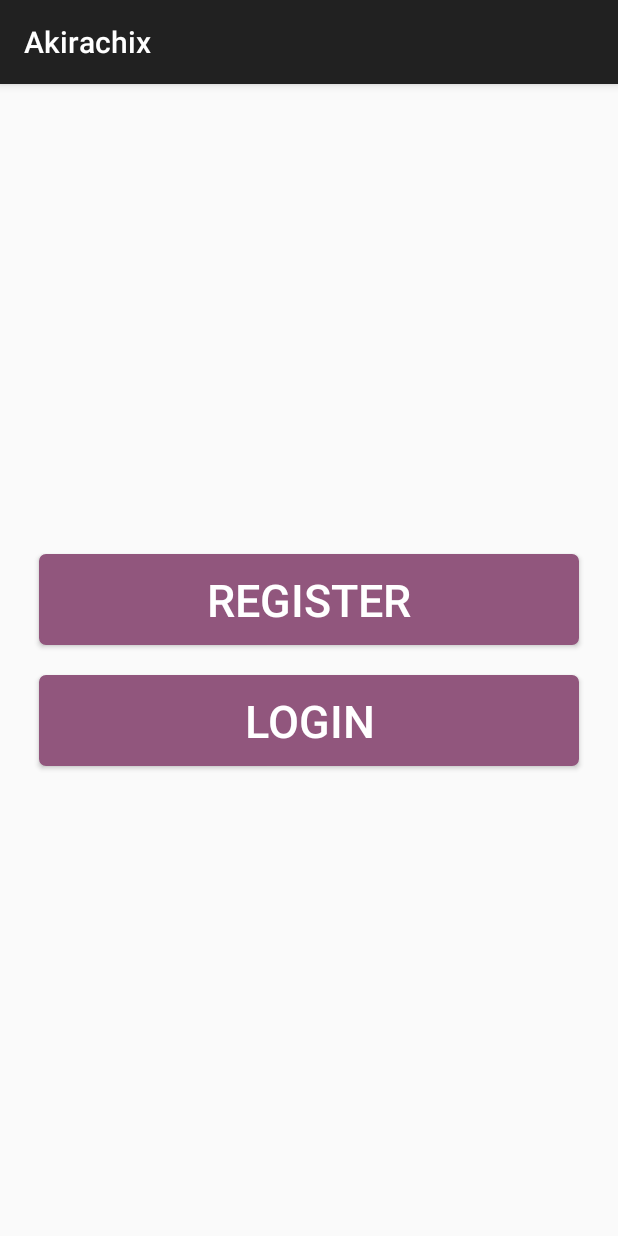
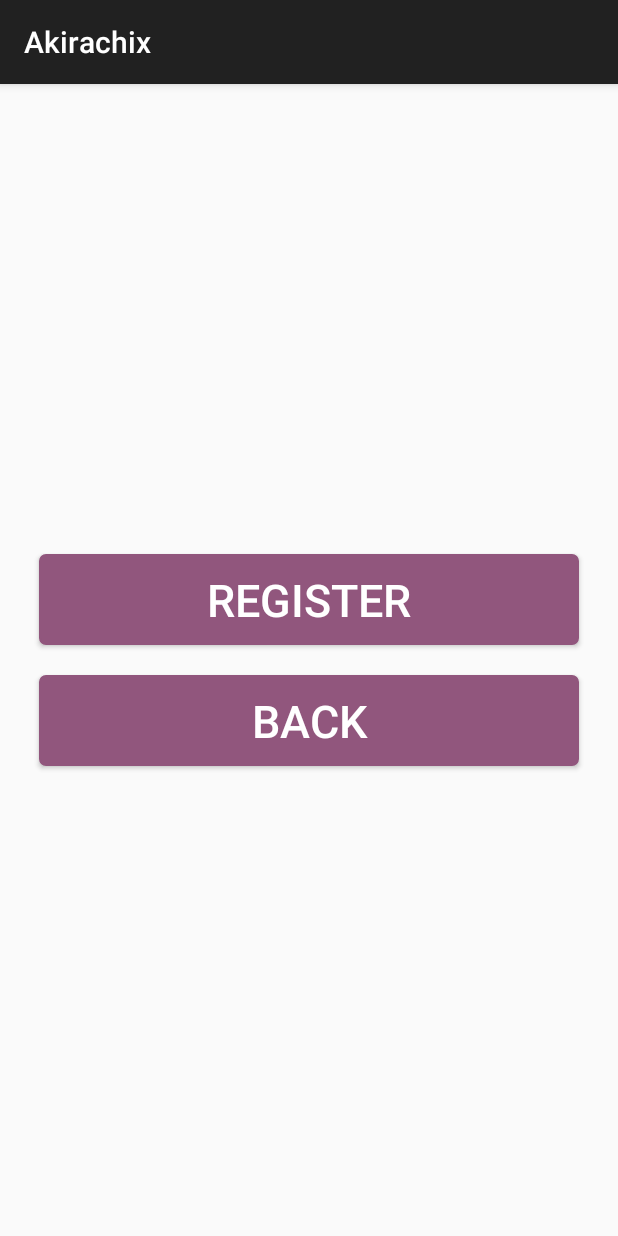
Before and after one commit to Kerubo/Akirachix-1, an Android app: the screen it shows after launch (WelcomeScreen), on a phone screen of 412 x 824 dp. Run offline under Robolectric (Android 15) with nearby library versions, the phone set to English and light mode, and no system bars.

Commit message:
Modified values

```diff
--- a/AkirachixDroid/src/main/res/values/strings.xml
+++ b/AkirachixDroid/src/main/res/values/strings.xml
@@ -14,6 +14,7 @@
     <string name="strFullNames">Full Names: </string>
     <string name="strUserName">User Name:</string>
     <string name="strPassword">Password:</string>
+    <string name="strConfirmPassword">Confirm Password:</string>
     <string name="strEmail">Email:</string>
     <string name="strCreateAcc">Create Account</string>
     <string name="strTitleLogin">Login</string>
@@ -30,7 +31,7 @@
 
     <!-- Button Text -->
     <string name="btnTextRegister">Register</string>
-    <string name="btnTextLogin">Login</string>
+    <string name="btnTextLogin">Back</string>
     <string name="btnCancel">Cancel</string>
     <string name="btnLogin">Login</string>
     <string name="btnBrowser">Open Link</string>
```
